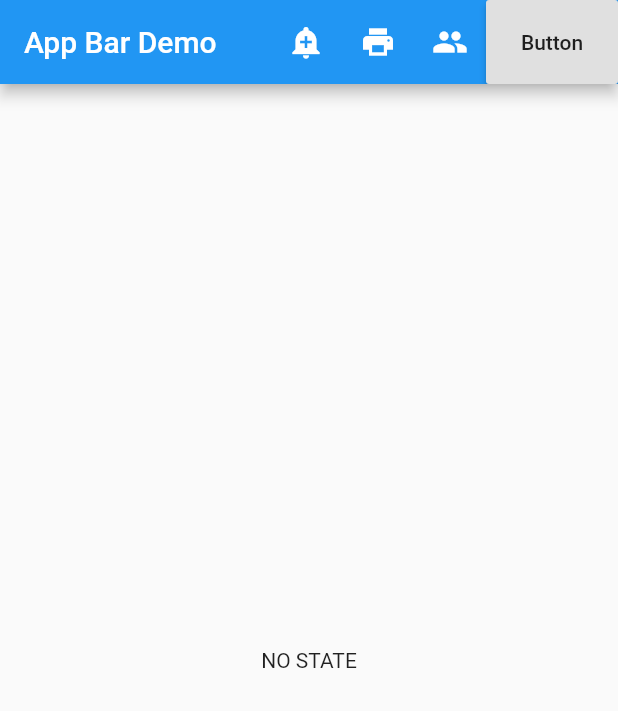
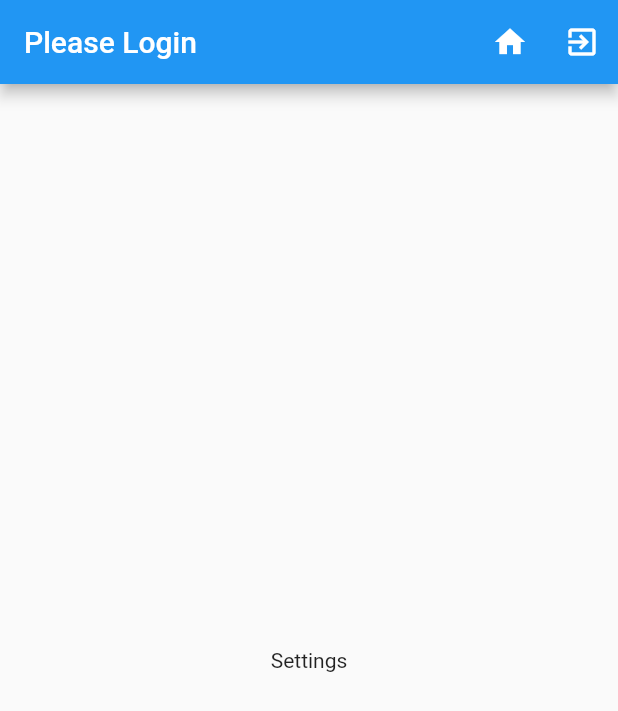
Before and after one commit to brianwoo/flutter_tutorial, a Flutter app: the screen it shows after launch, on a phone screen of 412 x 824 dp. Shown: the top 711 px of the screen. Run offline on Flutter 3.47's test engine with Material 2 defaults, Android fonts, the phone set to English and light mode, and no system bars.

Commit message:
Not done Lesson 24 yet.  At 24:51 / 34:20

```diff
--- /dev/null
+++ b/lib/flutter24.dart
@@ -0,0 +1,59 @@
+import 'package:flutter/material.dart';
+import 'settings.dart';
+import 'login.dart';
+
+void flutter24() => runApp(new Flutter24());
+
+class _Flutter24State extends State<Flutter24>
+{
+  String _title = "Please Login";
+  Widget _screen;
+  Login _login;
+  Settings _settings;
+
+  _Flutter24State()
+  {
+    _login = new Login(onSubmit: () => onSubmit() );
+    _settings = new Settings();
+    _screen = _settings;
+  }
+
+  void onSubmit()
+  {
+    print("Login with: " + _login.username + ' ' + _login.password);
+  }
+
+  void _goHome()
+  {
+    print("Go Home!");
+  }
+
+  void _logout()
+  {
+    print("Logout!");
+  }
+
+  @override
+  Widget build(BuildContext context)
+  {
+    return new MaterialApp(
+      title: "Login Demo",
+      home: new Scaffold(
+        appBar: new AppBar(
+          title: new Text(_title),
+          actions: <Widget>[
+            new IconButton( icon: new Icon(Icons.home), onPressed: () => _goHome() ),
+            new IconButton( icon: new Icon(Icons.exit_to_app), onPressed: () => _logout())
+          ],
+        ),
+        body: _screen,
+      ),
+    );
+  }
+}
+
+class Flutter24 extends StatefulWidget
+{
+  @override
+  _Flutter24State createState() => new _Flutter24State();
+}
--- a/lib/main.dart
+++ b/lib/main.dart
@@ -1,8 +1,11 @@
 import 'package:flutter/material.dart';
 import 'hello.dart';
 import 'flutter23.dart';
+import 'flutter24.dart';
 
-void main() => flutter23();
+
+// void main() => flutter23();
+void main() => flutter24();
 
 
 // void main() {
--- /dev/null
+++ b/lib/settings.dart
@@ -0,0 +1,12 @@
+import 'package:flutter/material.dart';
+
+class Settings extends StatelessWidget
+{
+  @override
+  Widget build(BuildContext context)
+  {
+    return new Center(
+      child: new Text("Settings")
+    );
+  }
+}
```
Also changed, not shown: lib/login.dart (added, +34 -0 lines).
